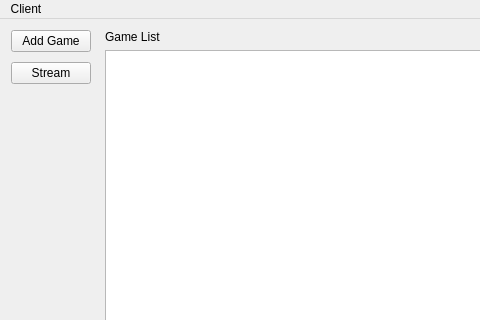
First picture: the form in client/client.ui, repository HackerSchool/r2p, before the edit; both pictures show x 0 to 480 and y 0 to 320 of the 613 by 574 pixel window.
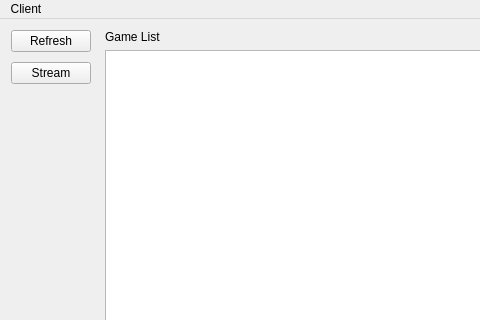
Second picture: the form after the edit. Icons and pictures are not drawn.

Diff of the .ui file:
```diff
--- a/client/client.ui
+++ b/client/client.ui
@@ -36,7 +36,7 @@
        <item>
         <widget class="QPushButton" name="addGameButton">
          <property name="text">
-          <string>Add Game</string>
+          <string>Refresh</string>
          </property>
         </widget>
        </item>
```
Left out of the diff: 12 changed lines with no effect on the pictures.
